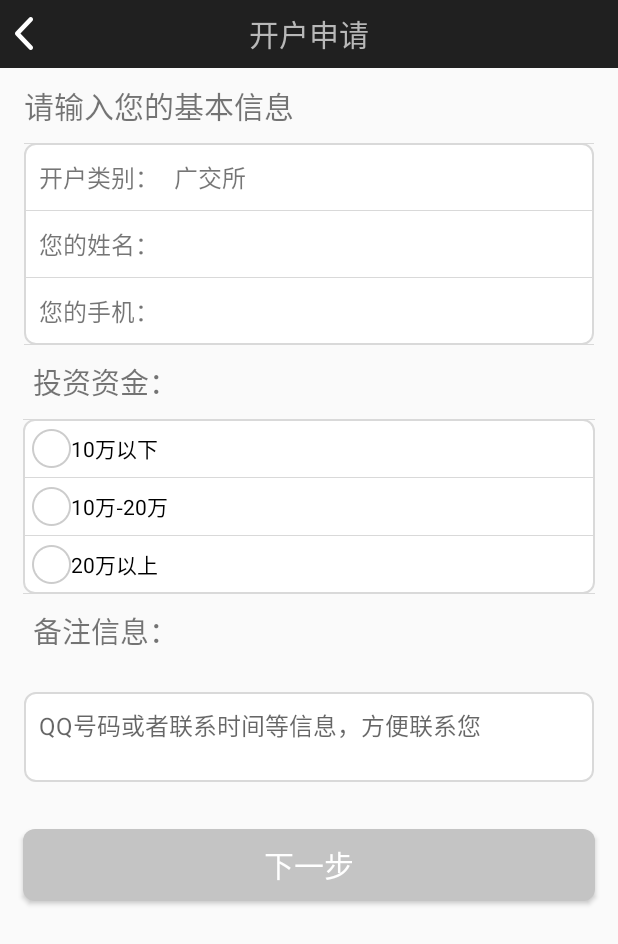
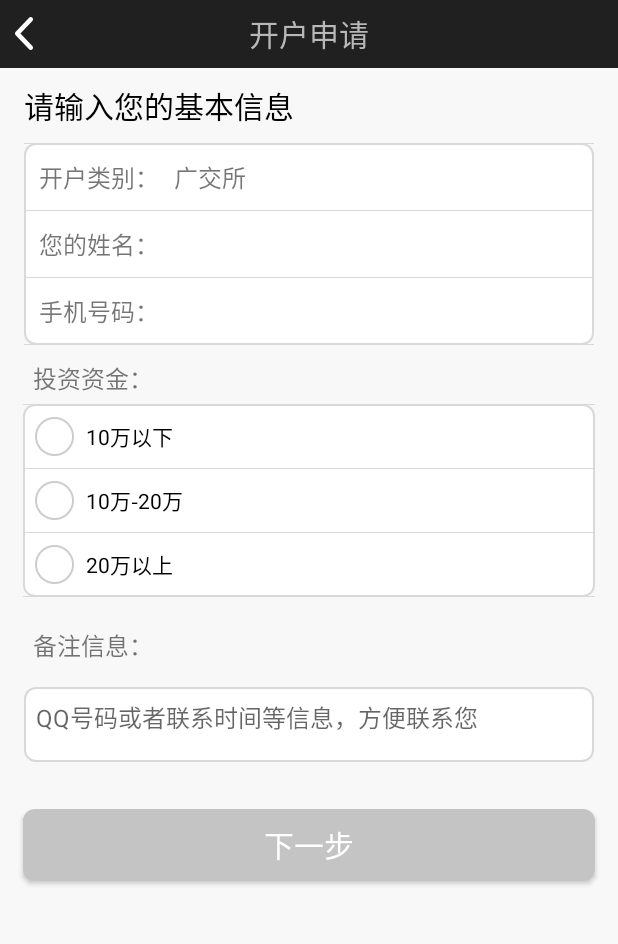
Before and after one commit to TomAndJeremy/GoldMetal, an Android app: the layout activity_inputmessage.xml on its own in the app's theme, with its tools: preview values and no code run, on a phone screen of 412 x 824 dp. Shown: the top 944 px of the screen. Run offline under Robolectric (Android 15) with nearby library versions, the phone set to English and light mode, and no system bars.

Commit message:
开户界面连接完善

```diff
--- a/app/src/main/res/layout/activity_inputmessage.xml
+++ b/app/src/main/res/layout/activity_inputmessage.xml
@@ -4,13 +4,25 @@
     xmlns:tools="http://schemas.android.com/tools"
     android:layout_width="match_parent"
     android:layout_height="match_parent"
+    android:background="#F8F8F8"
     android:orientation="vertical"
-    tools:context="com.juttec.goldmetal.activity.CreateAccount.SelectType">
+    >
 
     <com.juttec.goldmetal.customview.HeadLayout
         style="@style/HeadBarStytle"
         app:headtitle="开户申请"
-        app:leftimg="@mipmap/nav_btn_backa_arrow"></com.juttec.goldmetal.customview.HeadLayout>
+        app:leftimg="@mipmap/nav_btn_backa_arrow">
+
+    </com.juttec.goldmetal.customview.HeadLayout>
+
+    <ScrollView
+        android:layout_width="match_parent"
+        android:layout_height="match_parent">
+        <LinearLayout
+            android:layout_width="match_parent"
+            android:layout_height="match_parent"
+            android:orientation="vertical">
+
 
     <TextView
         android:layout_width="wrap_content"
@@ -18,7 +30,8 @@
         android:layout_marginTop="10dp"
         android:paddingLeft="@dimen/input_to_board"
         android:text="请输入您的基本信息"
-        android:textSize="20sp" />
+        android:textSize="20sp"
+        android:textColor="@color/black"/>
 
     <LinearLayout
         android:layout_width="match_parent"
@@ -43,6 +56,7 @@
                 android:text="开户类别：" />
 
             <TextView
+                android:id="@+id/tv_type"
                 android:layout_width="wrap_content"
                 android:layout_height="wrap_content"
                 android:text="广交所"
@@ -75,12 +89,13 @@
                 style="@style/TextViewStyle"
                 android:layout_width="wrap_content"
                 android:layout_height="wrap_content"
-                android:text="您的手机：" />
+                android:text="手机号码：" />
 
 
             <EditText
                 android:id="@+id/et_phone"
                 style="@style/EditTextStyle"
+                android:phoneNumber="true"
                 android:background="@null" />
         </LinearLayout>
 
@@ -92,39 +107,46 @@
         android:layout_height="wrap_content"
         android:paddingLeft="22dp"
         android:text="投资资金："
-        android:textSize="19sp" />
+        android:textSize="@dimen/normal_size" />
 
     <RadioGroup
+        android:id="@+id/id_radiogroup"
         android:layout_width="match_parent"
         android:layout_height="wrap_content"
         android:layout_marginLeft="15dp"
         android:layout_marginRight="15dp"
-        android:layout_marginTop="10dp"
+        android:layout_marginTop="5dp"
         android:layout_marginBottom="10dp"
         android:background="@drawable/login_input_border"
         android:divider="@drawable/divider_shape"
         android:showDividers="middle|beginning|end">
 
         <RadioButton
+            android:id="@+id/radio1"
             android:layout_width="match_parent"
             android:layout_height="wrap_content"
-            android:layout_margin="6dp"
+            android:layout_margin="8dp"
+            android:paddingLeft="8dp"
             android:button="@drawable/radiobutton_selector"
             android:text="10万以下" />
 
 
         <RadioButton
+            android:id="@+id/radio2"
             android:layout_width="match_parent"
             android:layout_height="wrap_content"
-            android:layout_margin="6dp"
+            android:layout_margin="8dp"
+            android:paddingLeft="8dp"
             android:button="@drawable/radiobutton_selector"
             android:text="10万-20万" />
 
 
         <RadioButton
+            android:id="@+id/radio3"
             android:layout_width="match_parent"
             android:layout_height="wrap_content"
-            android:layout_margin="6dp"
+            android:layout_margin="8dp"
+            android:paddingLeft="8dp"
             android:button="@drawable/radiobutton_selector"
             android:text="20万以上" />
 
@@ -134,27 +156,39 @@
         android:layout_width="wrap_content"
         android:layout_height="wrap_content"
         android:layout_marginLeft="22dp"
+        android:layout_marginTop="10dp"
         android:text="备注信息："
-        android:layout_marginBottom="10dp"
-        android:textSize="19sp" />
+        android:textSize="@dimen/normal_size" />
 
     <EditText
-        style="@style/EditTextStyle"
+        android:id="@+id/et_remark"
+        android:layout_width="match_parent"
+        android:layout_height="wrap_content"
+        android:background="@drawable/login_input_border"
         android:layout_margin="@dimen/input_to_board"
+        android:padding="8dp"
         android:gravity="top"
         android:hint="QQ号码或者联系时间等信息，方便联系您"
-        android:minHeight="60dp">
+        android:maxHeight="60dp"
+        android:textSize="@dimen/normal_size"
+        android:minHeight="50dp">
 
     </EditText>
 
     <Button
+        android:id="@+id/btn_next"
         android:layout_width="match_parent"
         android:layout_height="wrap_content"
         android:layout_margin="15dp"
+
         android:background="@drawable/btn_selector"
         android:text="下一步"
         android:textColor="@color/white"
-        android:textSize="20sp" />
+        android:textSize="@dimen/xlarge_size" />
+
+
+        </LinearLayout>
+    </ScrollView>
 
 
 </LinearLayout>
--- a/app/src/main/res/values/colors.xml
+++ b/app/src/main/res/values/colors.xml
@@ -101,4 +101,9 @@
 
     <!--MomentFragment-->
     <color name="comment_bg_pressed">#eeeeee</color>
+
+    <!--开户模块-->
+    <color name="account_notice_bg">#E6E6E6</color>
+
+
 </resources>
```
Also changed, not shown: app/src/main/AndroidManifest.xml (+92 -52 lines), app/src/main/java/com/juttec/goldmetal/activity/CreateAccount/AccountFinishActivity.java (added, +39 -0 lines), app/src/main/java/com/juttec/goldmetal/activity/CreateAccount/AccountNoticeActivity.java (added, +74 -0 lines), app/src/main/java/com/juttec/goldmetal/activity/CreateAccount/InputYourMessage.java (+96 -0 lines), app/src/main/java/com/juttec/goldmetal/activity/CreateAccount/SelectType.java (+69 -0 lines), app/src/main/java/com/juttec/goldmetal/fragment/MarketFragment.java (+10 -10 lines), app/src/main/res/layout/activity_account_finish.xml (added, +75 -0 lines), app/src/main/res/layout/activity_account_notice.xml (added, +71 -0 lines), app/src/main/res/layout/activity_selecttype.xml (+22 -10 lines), app/src/main/res/values/strings.xml (+8 -0 lines).
